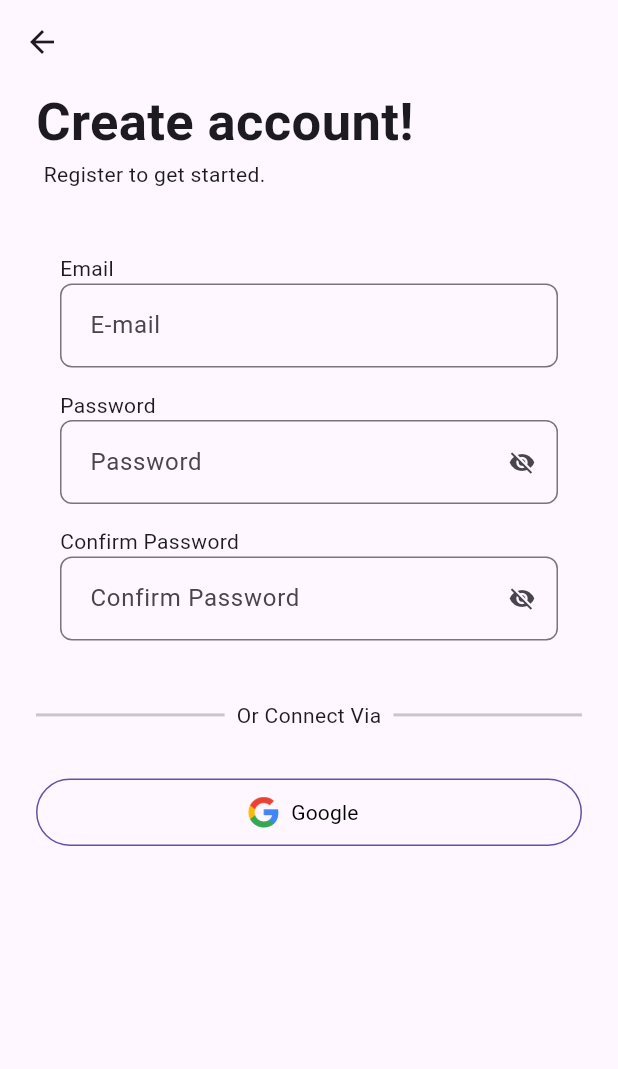
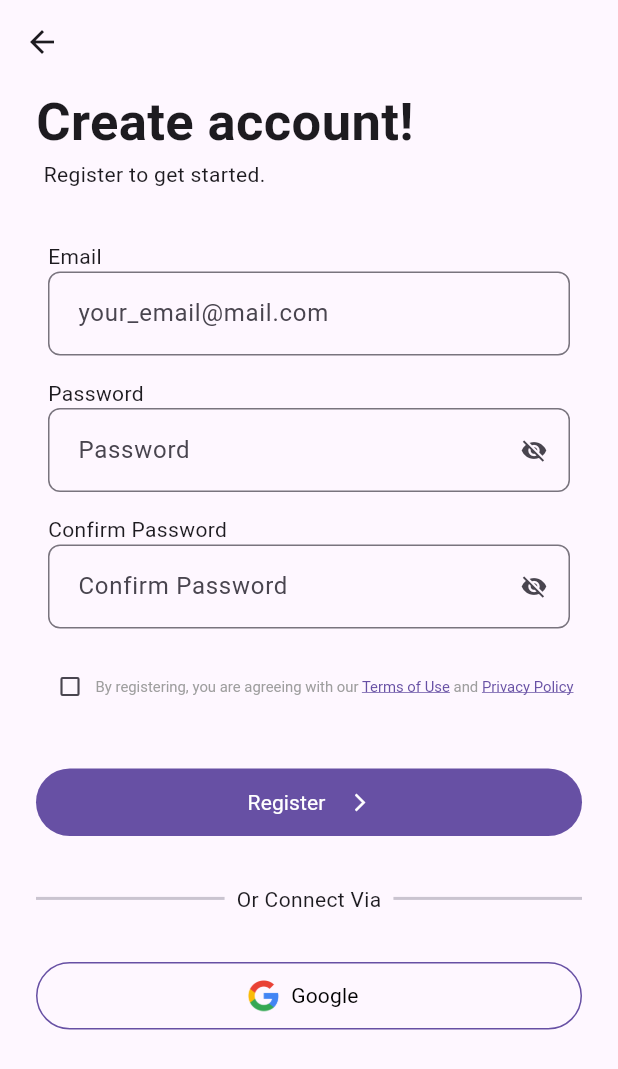
Before and after one commit to Nattapat-is-my-name/TungTee, a Flutter app: the RegisterPage screen opened directly, on a phone screen of 412 x 824 dp. Shown: the top 1069 px of the screen. Run offline on Flutter 3.47's test engine with Material 2 defaults, Android fonts, the phone set to English and light mode, and no system bars; our stand-ins replace cloud_firestore, firebase_auth, firebase_core, google_sign_in; accounts and stored records are empty.

Commit message:
Add form controller and validate form

```diff
--- a/lib/Widgets/register_form.dart
+++ b/lib/Widgets/register_form.dart
@@ -1,4 +1,7 @@
 import 'package:flutter/material.dart';
+import 'package:tungtee/Constants/colors.dart';
+import 'package:tungtee/Models/user_model.dart';
+import 'package:tungtee/Pages/register_information.dart';
 
 class InputForm extends StatefulWidget {
   const InputForm({super.key});
@@ -11,10 +14,70 @@ class _InputFormState extends State<InputForm> {
   bool hidePassword = true;
   bool hidePasswordConfirm = true;
   String? confirmPassword;
+  bool isChecked = false;
+  bool isShowClearName = false;
+  bool isShowClearEmail = false;
+
+  final _registerFormKey = GlobalKey<FormState>();
+
+  final emailController = TextEditingController();
+  final passwordController = TextEditingController();
+  final confirmPassController = TextEditingController();
+
+  void handleEmailFieldChange(value) {
+    setState(() {
+      isShowClearEmail = value.isNotEmpty;
+    });
+  }
+
+  void handleNameFieldChange(value) {
+    setState(() {
+      isShowClearName = value.isNotEmpty;
+    });
+  }
+
+  void handleSignUp() {
+    try {
+      if (_registerFormKey.currentState!.validate() && isChecked) {
+        if (context.mounted) {
+          final email = emailController.text;
+          final password = passwordController.text;
+          Navigator.push(
+              context,
+              MaterialPageRoute(
+                  builder: (context) => RegisterInformation(
+                        email: email,
+                        password: password,
+                      )));
+        }
+      } else if (_registerFormKey.currentState!.validate() && !isChecked) {
+        if (context.mounted) {
+          ScaffoldMessenger.of(context).showSnackBar(
+            const SnackBar(
+                backgroundColor: rawPrimaryColor,
+                showCloseIcon: true,
+                closeIconColor: Colors.white,
+                padding: EdgeInsets.all(8),
+                content: Text('You have to agree on our Term and Policy',
+                    style: TextStyle(fontSize: 16))),
+          );
+        }
+      }
+    } catch (error) {}
+  }
+
+  @override
+  void dispose() {
+    emailController.dispose();
+    passwordController.dispose();
+    confirmPassController.dispose();
+    super.dispose();
+  }
+
   @override
   Widget build(BuildContext context) {
-    return Container(
-      padding: const EdgeInsets.all(8.0),
+    return Form(
+      key: _registerFormKey,
       child: Column(
         mainAxisAlignment: MainAxisAlignment.center,
         crossAxisAlignment: CrossAxisAlignment.start,
@@ -27,21 +90,36 @@ class _InputFormState extends State<InputForm> {
           Padding(
             padding: const EdgeInsets.only(left: 8.0, right: 8.0),
             child: TextFormField(
+                onChanged: handleEmailFieldChange,
+                controller: emailController,
                 autovalidateMode: AutovalidateMode.onUserInteraction,
                 decoration: InputDecoration(
+                  suffixIcon: isShowClearEmail
+                      ? GestureDetector(
+                          onTap: () {
+                            setState(() {
+                              emailController.clear();
+                              isShowClearEmail = false;
+                            });
+                          },
+                          child: const Icon(Icons.clear, size: 18),
+                        )
+                      : null,
                   contentPadding: const EdgeInsets.all(16),
-                  hintText: "E-mail",
+                  hintText: "your_email@mail.com",
                   border: OutlineInputBorder(
                       borderSide:
                           const BorderSide(width: 1, color: Colors.grey),
                       borderRadius: BorderRadius.circular(8)),
                 ),
                 validator: (value) {
-                  if (value == null ||
-                      value.isEmpty ||
-                      !RegExp(r"^[a-zA-Z0-9.a-zA-Z0-9.!#$%&'*+-/=?^_`{|}~]+@[a-zA-Z0-9]+\.[a-zA-Z]+")
-                          .hasMatch(value)) {
-                    return "Please type your email";
+                  if (value == null || value.isEmpty) {
+                    return "Please enter your email";
+                  }
+                  if (!RegExp(
+                          r"^[a-zA-Z0-9.a-zA-Z0-9.!#$%&'*+-/=?^_`{|}~]+@[a-zA-Z0-9]+\.[a-zA-Z]+")
+                      .hasMatch(value)) {
+                    return 'Please enter email in correct format';
                   }
                   return null;
                 }),
@@ -55,6 +133,7 @@ class _InputFormState extends State<InputForm> {
           Padding(
             padding: const EdgeInsets.only(left: 8.0, right: 8.0),
             child: TextFormField(
+              controller: passwordController,
               autovalidateMode: AutovalidateMode.onUserInteraction,
               obscureText: hidePassword,
               decoration: InputDecoration(
@@ -76,9 +155,8 @@ class _InputFormState extends State<InputForm> {
                 ),
               ),
               validator: (value) {
-                confirmPassword = value;
                 if (value == null || value.isEmpty) {
-                  return 'Please enter password';
+                  return 'Please enter the password';
                 } else if (value.length < 6) {
                   return 'Password must be 6 characters.';
                 }
@@ -95,6 +173,7 @@ class _InputFormState extends State<InputForm> {
           Padding(
             padding: const EdgeInsets.only(left: 8.0, right: 8.0),
             child: TextFormField(
+              controller: confirmPassController,
               autovalidateMode: AutovalidateMode.onUserInteraction,
               decoration: InputDecoration(
                 border: OutlineInputBorder(
@@ -119,7 +198,7 @@ class _InputFormState extends State<InputForm> {
               validator: (value) {
                 if (value == null || value.isEmpty) {
                   return 'Please enter the password';
-                } else if (value != confirmPassword) {
+                } else if (value != passwordController.text) {
                   return 'Password does not match with each other';
                 }
                 return null;
@@ -127,6 +206,65 @@ class _InputFormState extends State<InputForm> {
               obscureText: hidePasswordConfirm,
             ),
           ),
+          const SizedBox(height: 16),
+          FittedBox(
+            child: Padding(
+              padding: const EdgeInsets.all(8.0),
+              child: Row(
+                mainAxisAlignment: MainAxisAlignment.center,
+                children: [
+                  Checkbox(
+                    value: isChecked,
+                    onChanged: (bool? value) {
+                      setState(() {
+                        isChecked = value!;
+                      });
+                    },
+                    activeColor: primaryColor.shade900,
+                  ),
+                  RichText(
+                    text: TextSpan(children: [
+                      const TextSpan(
+                          text: "By registering, you are agreeing with our ",
+                          style: TextStyle(color: Colors.grey)),
+                      TextSpan(
+                        text: "Terms of Use",
+                        style: TextStyle(
+                            color: primaryColor.shade900,
+                            decoration: TextDecoration.underline),
+                      ),
+                      const TextSpan(
+                        text: " and ",
+                        style: TextStyle(color: Colors.grey),
+                      ),
+                      TextSpan(
+                        text: "Privacy Policy",
+                        style: TextStyle(
+                            color: primaryColor.shade900,
+                            decoration: TextDecoration.underline),
+                      )
+                    ]),
+                  ),
+                ],
+              ),
+            ),
+          ),
+          const SizedBox(height: 32),
+          SizedBox(
+              width: double.infinity,
+              height: 45,
+              child: FilledButton(
+                  onPressed: handleSignUp,
+                  child: Row(
+                    mainAxisAlignment: MainAxisAlignment.center,
+                    children: const [
+                      Text('Register'),
+                      SizedBox(width: 16),
+                      Icon(Icons.arrow_forward_ios, size: 14)
+                    ],
+                  )
+                  // child: const Text('Login')),
+                  )),
         ],
       ),
     );
```
